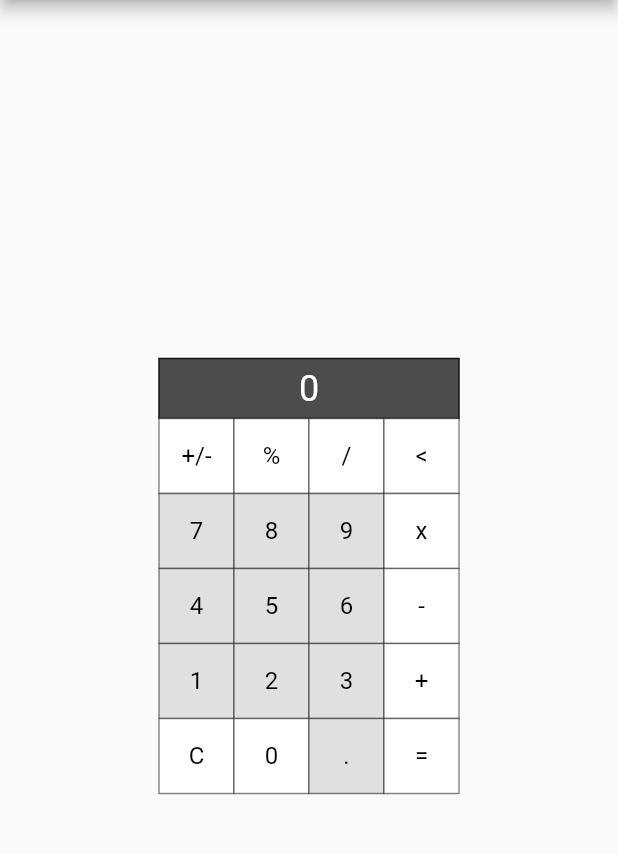
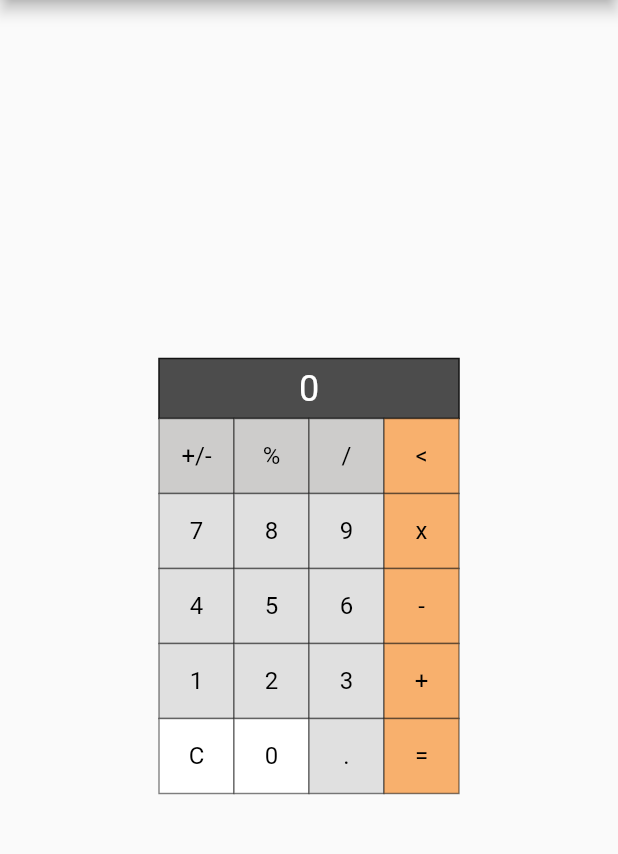
Before and after one commit to sh1l0n/flutter-calculator-apple-style, a Flutter app: the screen it shows after launch, on a phone screen of 412 x 824 dp, the part 84-938 px from its top. Run offline on Flutter 3.47's test engine with Material 2 defaults, Android fonts, the phone set to English and light mode, and no system bars.

Commit message:
added style

```diff
--- a/lib/calculator/calculator.dart
+++ b/lib/calculator/calculator.dart
@@ -15,11 +15,13 @@ class CalculatorStyle {
   const CalculatorStyle({
     @required this.backgroundColor,
     @required this.display,
-    @required this.button,
+    @required this.buttonSize,
+    @required this.buttons,
   });
 
   final DisplayStyle display;
-  final NumerPadButtonStyle button;
+  final Size buttonSize;
+  final Map<String, NumerPadButtonStyle> buttons;
   final Color backgroundColor;
 }
 
@@ -75,8 +77,8 @@ class _CalculatorState extends State<Calculator> {
   @override
   Widget build(BuildContext context) {
     final size = Size(
-      widget.style.button.base.size.width * widget.brain.padSize[0],
-      widget.style.display.height + widget.style.button.base.size.height*widget.brain.padSize[1],
+      widget.style.buttonSize.width * widget.brain.padSize[0],
+      widget.style.display.height + widget.style.buttonSize.height*widget.brain.padSize[1],
     );
 
     return Container(
@@ -105,7 +107,7 @@ class _CalculatorState extends State<Calculator> {
           NumberPad(
             padSize: widget.brain.padSize,
             defaultOrderButtons: widget.brain.defaultOrderButtons,
-            buttonStyle: widget.style.button,
+            buttonStyles: widget.style.buttons,
             onKeyPressed: _sinkNumberPad,
             disabledSymbolsStream: _streamDisabledSymbols,
           ),
--- a/lib/calculator/number_pad/number_pad.dart
+++ b/lib/calculator/number_pad/number_pad.dart
@@ -2,6 +2,8 @@
 // Created by sh1l0n
 // Copyright Author 2021 All rights reserved.
 //
+
+import 'dart:math';
 
 import 'package:flutter/material.dart';
 import 'package:flutter/widgets.dart';
@@ -13,7 +15,7 @@ class NumberPad extends StatefulWidget {
     Key key,
     @required this.padSize,
     @required this.defaultOrderButtons,
-    @required this.buttonStyle,
+    @required this.buttonStyles,
     @required this.onKeyPressed,
     @required this.disabledSymbolsStream})
   : super(key: key);
@@ -22,7 +24,7 @@ class NumberPad extends StatefulWidget {
   final List<List<String>> defaultOrderButtons;
   final Sink<String> onKeyPressed;
   final Stream<List<String>> disabledSymbolsStream;
-  final NumerPadButtonStyle buttonStyle;
+  final Map<String, NumerPadButtonStyle> buttonStyles;
 
   @override
   State<StatefulWidget> createState() => _NumberPadState();
@@ -33,23 +35,34 @@ class _NumberPadState extends State<NumberPad> {
   @override
   Widget build(BuildContext context) {
     List<Widget> buttons = [];
+
+    double width = 0;
+    double height = 0;
     for (final List<String> row in widget.defaultOrderButtons) {
+
+      double _width = 0;
+      double _height = 0;
       for (final String column in row) {
+        final buttonStyle = widget.buttonStyles[column];
+        _width += buttonStyle.base.size.width;
+        _height = max(_height, buttonStyle.base.size.height);
         final button = NumberPadButton(
           text: column,
-          style: widget.buttonStyle,
+          style: buttonStyle,
           onTap: widget.onKeyPressed,
           disabledSymbolsStream: widget.disabledSymbolsStream,
         );
         buttons.add(button);
       }
+      width = max(_width, width);
+      height += _height;
     }
 
     return Material(
       type: MaterialType.transparency,
       child: Container(
-        width: widget.buttonStyle.base.size.width * widget.padSize[0],
-        height: widget.buttonStyle.base.size.height * widget.padSize[1],
+        width: width,
+        height: height,
         child: GridView.count(
           crossAxisCount: 4, // 4 columns
           children: buttons,
--- a/lib/main.dart
+++ b/lib/main.dart
@@ -36,28 +36,77 @@ class MyHomePage extends StatefulWidget {
 
 class _MyHomePageState extends State<MyHomePage> {
 
-  @override
-  Widget build(BuildContext context) {
 
-    final buttonStyle = NumerPadButtonStyle(
-      base: ContainerStyleConfig(
-        normalColor: Color(0xffe0e0e0),
-        highlightColor: Color(0xffbababa),
-        disableColor: Color(0xffffffff),
-        size: Size(50, 50),
-      ),
-      text: TextStyleConfig(
+  NumerPadButtonStyle _generateButtonStyle(final Size buttonSize, final ContainerStyleConfig style) {
+    final textStyle =  TextStyleConfig(
         size: 16,
         color: Color(0xff000000),
         family: "Lucia Console",
         weight: FontWeight.normal,
         package: "",
-      ),
+    );
+
+    final buttonStyle = NumerPadButtonStyle(
+      base: style,
+      text: textStyle,
       cornerRadius: 0,
       strokeWidth: 1,
       strokeColor: Colors.black45,
     );
+    return buttonStyle;
+  }
 
+  Map<String, NumerPadButtonStyle> _generateButtonStyles(final Size buttonSize) {
+    final _style1 = ContainerStyleConfig( // normal buttons
+      normalColor: Color(0xffe0e0e0),
+      highlightColor: Color(0xffbababa),
+      disableColor: Color(0xffffffff),
+      size: buttonSize,
+    );
+    final _style2 = ContainerStyleConfig( // orange buttons
+      normalColor: Color(0xfff59234),
+      highlightColor: Color(0xffd16a0a),
+      disableColor: Color(0xfff8b06d),
+      size: buttonSize,
+    );
+    final _style3 = ContainerStyleConfig( // gray buttons
+      normalColor: Color(0xffb8b7b5),
+      highlightColor: Color(0xff969592),
+      disableColor: Color(0xffcdcccb),
+      size: buttonSize,
+    );
+    final style1 = _generateButtonStyle(buttonSize, _style1);
+    final style2 = _generateButtonStyle(buttonSize, _style2);
+    final style3 = _generateButtonStyle(buttonSize, _style3);
+
+     final Map<String, NumerPadButtonStyle> buttonStyles = {
+      "C": style1,
+      "+/-": style3,
+      "%": style3,
+      "<": style2,
+      "/": style3,
+      "7": style1,
+      "8": style1,
+      "9": style1,
+      "x": style2,
+      "4": style1,
+      "5": style1,
+      "6": style1,
+      "-": style2,
+      "1": style1,
+      "2": style1,
+      "3": style1,
+      "+": style2,
+      "0": style1,
+      ".": style1,
+      "=": style2,
+    };
+    return buttonStyles;
+  }
+
+  @override
+  Widget build(BuildContext context) {
+    final buttonSize = Size(50, 50);
     final displayStyle = DisplayStyle(
       color: Color(0xff4c4c4c),
       cornerRadius: 0,
@@ -73,6 +122,7 @@ class _MyHomePageState extends State<MyHomePage> {
         package: "",
       )
     );
+    final buttonStyles = _generateButtonStyles(buttonSize);
 
     return Scaffold(
       appBar: AppBar(
@@ -85,7 +135,8 @@ class _MyHomePageState extends State<MyHomePage> {
           style: CalculatorStyle(
             backgroundColor: Colors.grey,
             display: displayStyle,
-            button: buttonStyle,
+            buttons: buttonStyles,
+            buttonSize: buttonSize,
           ),
         ),
       ),
```
